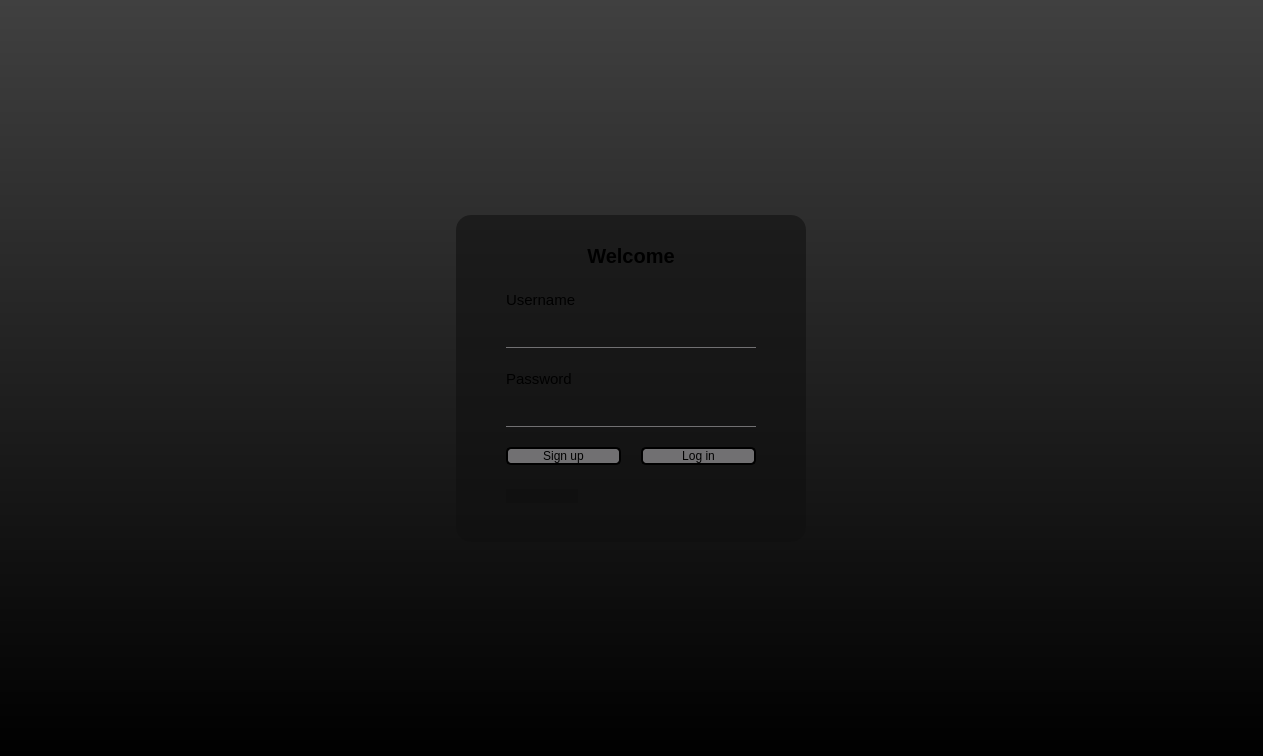
The window that login.ui (Texvss/Spotify_project) describes before a commit, drawn with Qt 5.
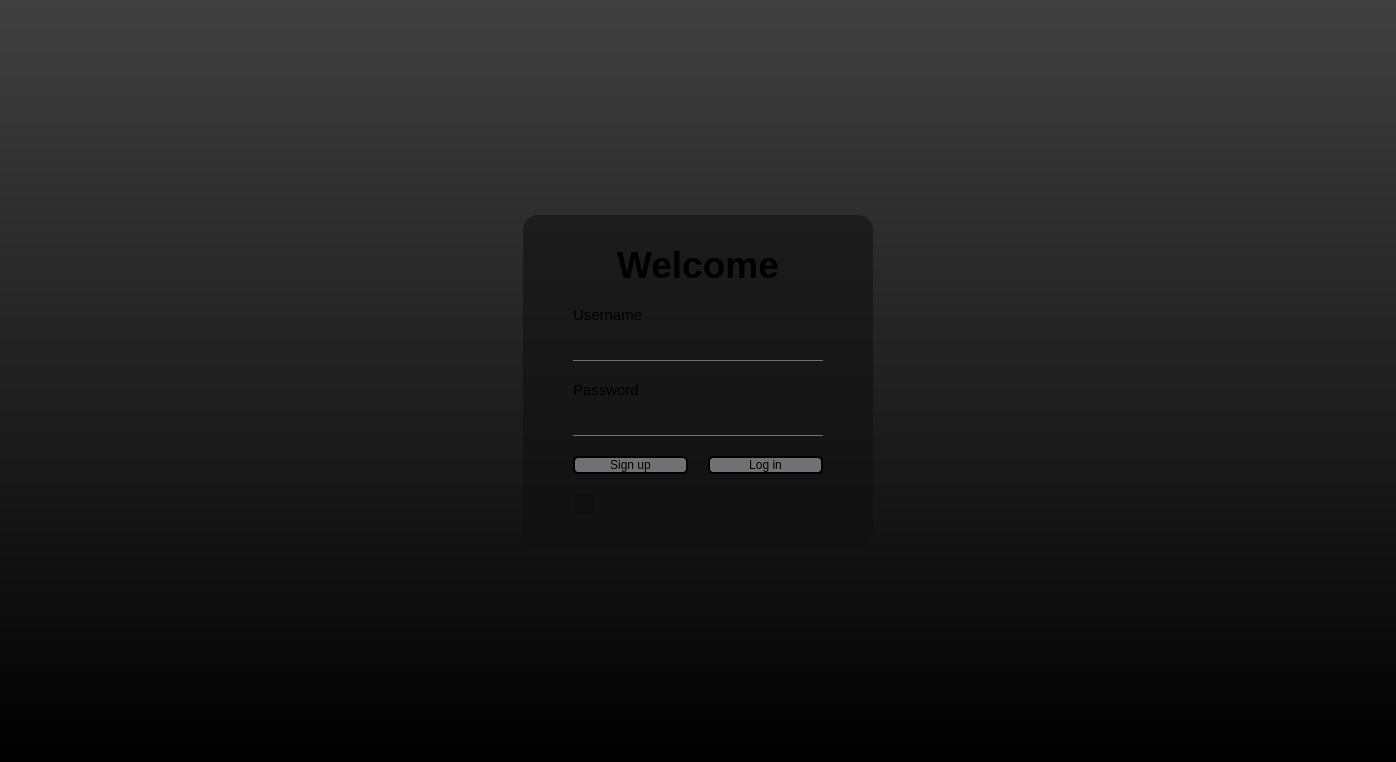
The same window after the commit.

The edit to the form file:
```diff
--- a/login.ui
+++ b/login.ui
@@ -6,7 +6,7 @@
    <rect>
     <x>0</x>
     <y>0</y>
-    <width>1263</width>
+    <width>1396</width>
     <height>756</height>
    </rect>
   </property>
@@ -38,10 +38,10 @@
      <item>
       <spacer name="horizontalSpacer_18">
        <property name="orientation">
-        <enum>Qt::Orientation::Horizontal</enum>
+        <enum>Qt::Vertical</enum>
        </property>
        <property name="sizeType">
-        <enum>QSizePolicy::Policy::Expanding</enum>
+        <enum>QSizePolicy::Fixed</enum>
        </property>
        <property name="sizeHint" stdset="0">
         <size>
@@ -99,7 +99,7 @@
             <item>
              <spacer name="horizontalSpacer_15">
               <property name="orientation">
-               <enum>Qt::Orientation::Horizontal</enum>
+               <enum>Qt::Vertical</enum>
               </property>
               <property name="sizeType">
                <enum>QSizePolicy::Policy::Fixed</enum>
@@ -119,7 +119,7 @@
                 <item>
                  <spacer name="horizontalSpacer_14">
                   <property name="orientation">
-                   <enum>Qt::Orientation::Horizontal</enum>
+                   <enum>Qt::Vertical</enum>
                   </property>
                   <property name="sizeType">
                    <enum>QSizePolicy::Policy::Fixed</enum>
@@ -136,7 +136,7 @@
                  <widget class="QLabel" name="label_5">
                   <property name="font">
                    <font>
-                    <pointsize>15</pointsize>
+                    <pointsize>28</pointsize>
                     <bold>true</bold>
                    </font>
                   </property>
@@ -154,7 +154,7 @@
                 <item>
                  <spacer name="horizontalSpacer_13">
                   <property name="orientation">
-                   <enum>Qt::Orientation::Horizontal</enum>
+                   <enum>Qt::Vertical</enum>
                   </property>
                   <property name="sizeType">
                    <enum>QSizePolicy::Policy::Fixed</enum>
@@ -272,7 +272,7 @@
                 <item>
                  <spacer name="horizontalSpacer_20">
                   <property name="orientation">
-                   <enum>Qt::Orientation::Horizontal</enum>
+                   <enum>Qt::Vertical</enum>
                   </property>
                   <property name="sizeType">
                    <enum>QSizePolicy::Policy::Fixed</enum>
@@ -287,6 +287,12 @@
                 </item>
                 <item>
                  <widget class="QPushButton" name="CheBu">
+                  <property name="maximumSize">
+                   <size>
+                    <width>20</width>
+                    <height>20</height>
+                   </size>
+                  </property>
                   <property name="styleSheet">
                    <string notr="true"/>
                   </property>
@@ -298,7 +304,7 @@
                 <item>
                  <spacer name="horizontalSpacer_19">
                   <property name="orientation">
-                   <enum>Qt::Orientation::Horizontal</enum>
+                   <enum>Qt::Vertical</enum>
                   </property>
                   <property name="sizeType">
                    <enum>QSizePolicy::Policy::Fixed</enum>
@@ -330,7 +336,7 @@
                 <item>
                  <spacer name="horizontalSpacer_21">
                   <property name="orientation">
-                   <enum>Qt::Orientation::Horizontal</enum>
+                   <enum>Qt::Vertical</enum>
                   </property>
                   <property name="sizeType">
                    <enum>QSizePolicy::Policy::Fixed</enum>
@@ -350,7 +356,7 @@
             <item>
              <spacer name="horizontalSpacer_16">
               <property name="orientation">
-               <enum>Qt::Orientation::Horizontal</enum>
+               <enum>Qt::Vertical</enum>
               </property>
               <property name="sizeType">
                <enum>QSizePolicy::Policy::Fixed</enum>
@@ -373,10 +379,10 @@
      <item>
       <spacer name="horizontalSpacer_17">
        <property name="orientation">
-        <enum>Qt::Orientation::Horizontal</enum>
+        <enum>Qt::Vertical</enum>
        </property>
        <property name="sizeType">
-        <enum>QSizePolicy::Policy::Expanding</enum>
+        <enum>QSizePolicy::Fixed</enum>
        </property>
        <property name="sizeHint" stdset="0">
         <size>
```
Left out of the diff: 30 changed lines with no effect on the pictures.
